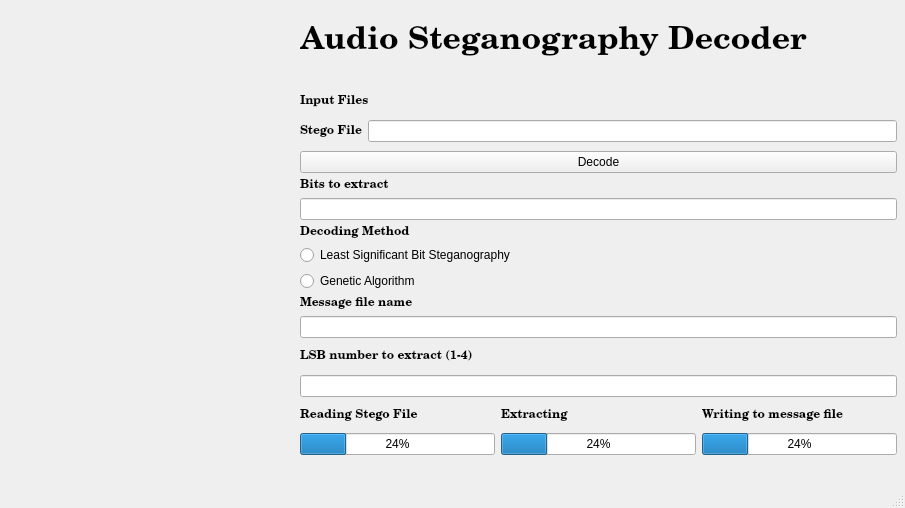
Qt form src/DecodingInterface.ui (jrgouws16/Audio-Steganograpy) before a commit.
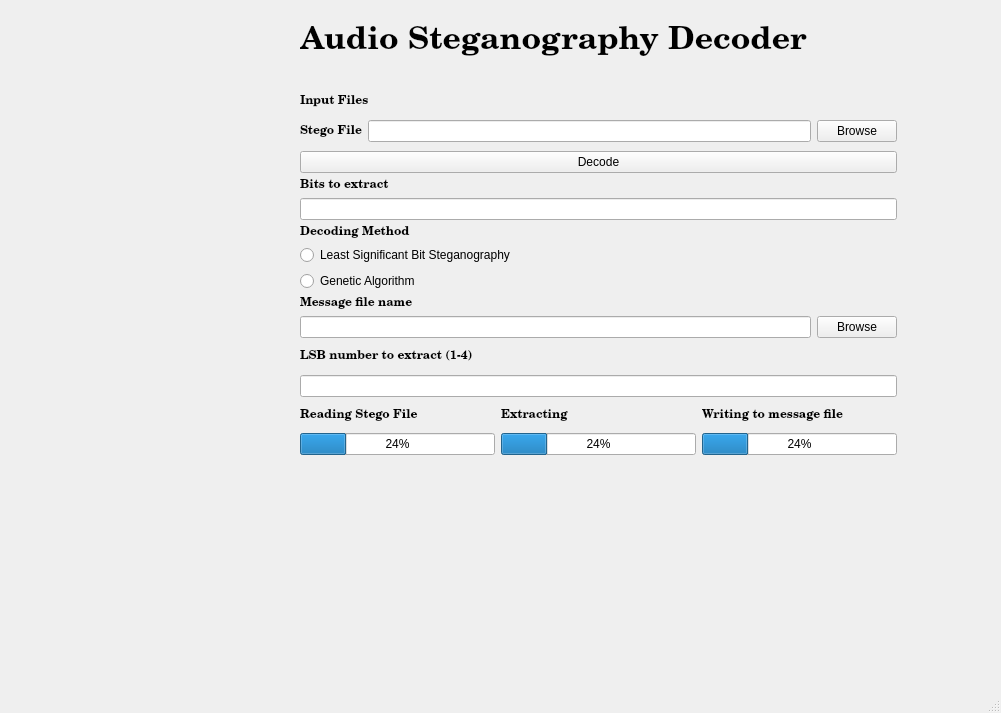
The same form after that commit.

```diff
--- a/src/DecodingInterface.ui
+++ b/src/DecodingInterface.ui
@@ -6,8 +6,8 @@
    <rect>
     <x>0</x>
     <y>0</y>
-    <width>905</width>
-    <height>508</height>
+    <width>1001</width>
+    <height>713</height>
    </rect>
   </property>
   <property name="windowTitle">
@@ -72,12 +72,23 @@
           </widget>
          </item>
          <item row="0" column="1">
+          <layout class="QHBoxLayout" name="horizontalLayout_3">
+           <item>
           <widget class="QLineEdit" name="lineEdit_stego">
            <property name="text">
             <string/>
            </property>
           </widget>
          </item>
+           <item>
+            <widget class="QPushButton" name="pushButton_browse_stego">
+             <property name="text">
+              <string>Browse</string>
+             </property>
+            </widget>
+           </item>
+          </layout>
+         </item>
         </layout>
        </item>
        <item>
@@ -154,6 +165,10 @@
          </property>
         </widget>
        </item>
+      </layout>
+     </item>
+     <item>
+      <layout class="QHBoxLayout" name="horizontalLayout_4">
        <item>
         <widget class="QLineEdit" name="lineEdit_msgname">
          <property name="text">
@@ -161,6 +176,13 @@
          </property>
         </widget>
        </item>
+       <item>
+        <widget class="QPushButton" name="pushButton_browse_message">
+         <property name="text">
+          <string>Browse</string>
+         </property>
+        </widget>
+       </item>
       </layout>
      </item>
      <item>
```
Left out of the diff: 4 changed lines with no effect on the pictures. Lines whose indentation alone changed are shown as unchanged.
